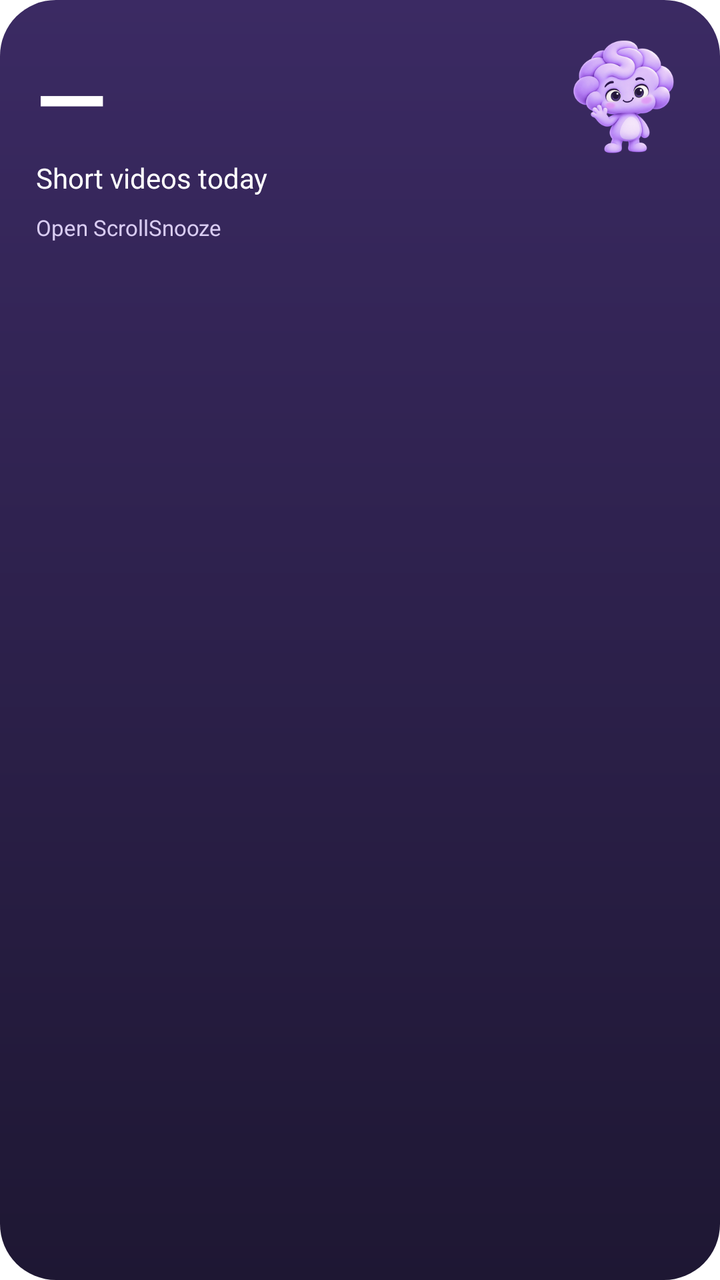
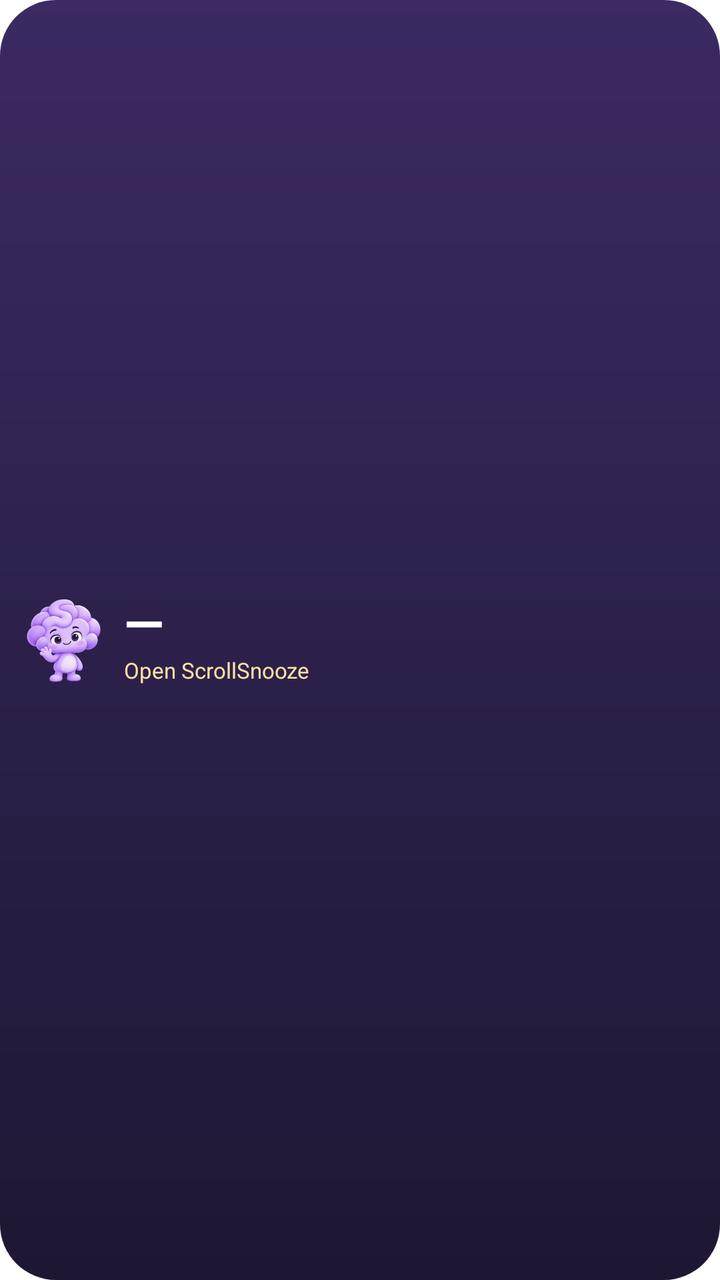

Before-and-after screenshots of an Android layout around one commit, followed by the original layout XML and the change that was made.
<!-- AndroidManifest.xml: fallback theme Theme.MaterialComponents.DayNight.NoActionBar -->
<!-- res/layout/driftless_count_widget.xml -->
<FrameLayout xmlns:android="http://schemas.android.com/apk/res/android" android:id="@+id/count_widget_root" android:layout_width="match_parent" android:layout_height="match_parent" android:background="@drawable/count_widget_bg" android:padding="18dp">
  <LinearLayout android:layout_width="match_parent" android:layout_height="wrap_content" android:orientation="vertical">
    <TextView android:id="@+id/count_widget_value" android:layout_width="match_parent" android:layout_height="wrap_content" android:layout_marginEnd="60dp" android:text="—" android:textColor="#FFFFFF" android:textSize="46sp" android:textStyle="bold" android:maxLines="1"/>
    <TextView android:id="@+id/count_widget_label" android:layout_width="match_parent" android:layout_height="wrap_content" android:text="Short videos today" android:textColor="#FFFFFF" android:textSize="14sp"/>
    <TextView android:id="@+id/count_widget_goal" android:layout_width="match_parent" android:layout_height="wrap_content" android:layout_marginTop="6dp" android:textColor="#FFE1A4" android:textSize="13sp" android:textStyle="bold" android:visibility="gone"/>
    <TextView android:id="@+id/count_widget_streak" android:layout_width="match_parent" android:layout_height="wrap_content" android:layout_marginTop="2dp" android:textColor="#E6D8FF" android:textSize="13sp" android:visibility="gone"/>
    <TextView android:id="@+id/count_widget_status" android:layout_width="match_parent" android:layout_height="wrap_content" android:text="Open ScrollSnooze" android:textColor="#D9CCF2" android:textSize="11sp" android:layout_marginTop="8dp"/>
  </LinearLayout>
  <ImageView android:id="@+id/count_widget_mascot" android:layout_width="60dp" android:layout_height="60dp" android:layout_gravity="top|end" android:src="@drawable/widget_mascot_fresh" android:scaleType="fitCenter" android:contentDescription="ScrollSnooze companion"/>
</FrameLayout>
<!-- resources referenced by this layout -->
<resources>
  <!-- drawable count_widget_bg (drawable) -->
  <shape xmlns:android="http://schemas.android.com/apk/res/android"><gradient android:startColor="#3B2A63" android:endColor="#1E1733" android:angle="270"/><corners android:radius="28dp"/></shape>
  <!-- drawable widget_mascot_fresh: png bitmap (drawable-nodpi, 54295 bytes) -->
</resources>

<!-- the commit's change to res/layout/driftless_count_widget.xml (unified diff, before → after) -->
@@ -1,10 +1,7 @@
-<FrameLayout xmlns:android="http://schemas.android.com/apk/res/android" android:id="@+id/count_widget_root" android:layout_width="match_parent" android:layout_height="match_parent" android:background="@drawable/count_widget_bg" android:padding="18dp">
-  <LinearLayout android:layout_width="match_parent" android:layout_height="wrap_content" android:orientation="vertical">
-    <TextView android:id="@+id/count_widget_value" android:layout_width="match_parent" android:layout_height="wrap_content" android:layout_marginEnd="60dp" android:text="—" android:textColor="#FFFFFF" android:textSize="46sp" android:textStyle="bold" android:maxLines="1"/>
-    <TextView android:id="@+id/count_widget_label" android:layout_width="match_parent" android:layout_height="wrap_content" android:text="Short videos today" android:textColor="#FFFFFF" android:textSize="14sp"/>
-    <TextView android:id="@+id/count_widget_goal" android:layout_width="match_parent" android:layout_height="wrap_content" android:layout_marginTop="6dp" android:textColor="#FFE1A4" android:textSize="13sp" android:textStyle="bold" android:visibility="gone"/>
-    <TextView android:id="@+id/count_widget_streak" android:layout_width="match_parent" android:layout_height="wrap_content" android:layout_marginTop="2dp" android:textColor="#E6D8FF" android:textSize="13sp" android:visibility="gone"/>
-    <TextView android:id="@+id/count_widget_status" android:layout_width="match_parent" android:layout_height="wrap_content" android:text="Open ScrollSnooze" android:textColor="#D9CCF2" android:textSize="11sp" android:layout_marginTop="8dp"/>
+<LinearLayout xmlns:android="http://schemas.android.com/apk/res/android" android:id="@+id/count_widget_root" android:layout_width="match_parent" android:layout_height="match_parent" android:background="@drawable/count_widget_bg" android:orientation="horizontal" android:gravity="center_vertical" android:paddingStart="10dp" android:paddingEnd="12dp" android:paddingTop="4dp" android:paddingBottom="4dp">
+  <ImageView android:id="@+id/count_widget_mascot" android:layout_width="44dp" android:layout_height="44dp" android:layout_marginEnd="8dp" android:src="@drawable/widget_mascot_fresh" android:scaleType="fitCenter" android:contentDescription="ScrollSnooze companion"/>
+  <LinearLayout android:layout_width="0dp" android:layout_weight="1" android:layout_height="wrap_content" android:orientation="vertical">
+    <TextView android:id="@+id/count_widget_value" android:layout_width="match_parent" android:layout_height="wrap_content" android:text="—" android:textColor="#FFFFFF" android:textSize="26sp" android:textStyle="bold" android:maxLines="1" android:includeFontPadding="false"/>
+    <TextView android:id="@+id/count_widget_status" android:layout_width="match_parent" android:layout_height="wrap_content" android:text="Open ScrollSnooze" android:textColor="#FFE1A4" android:textSize="11sp" android:maxLines="1" android:ellipsize="end"/>
   </LinearLayout>
-  <ImageView android:id="@+id/count_widget_mascot" android:layout_width="60dp" android:layout_height="60dp" android:layout_gravity="top|end" android:src="@drawable/widget_mascot_fresh" android:scaleType="fitCenter" android:contentDescription="ScrollSnooze companion"/>
-</FrameLayout>
+</LinearLayout>
